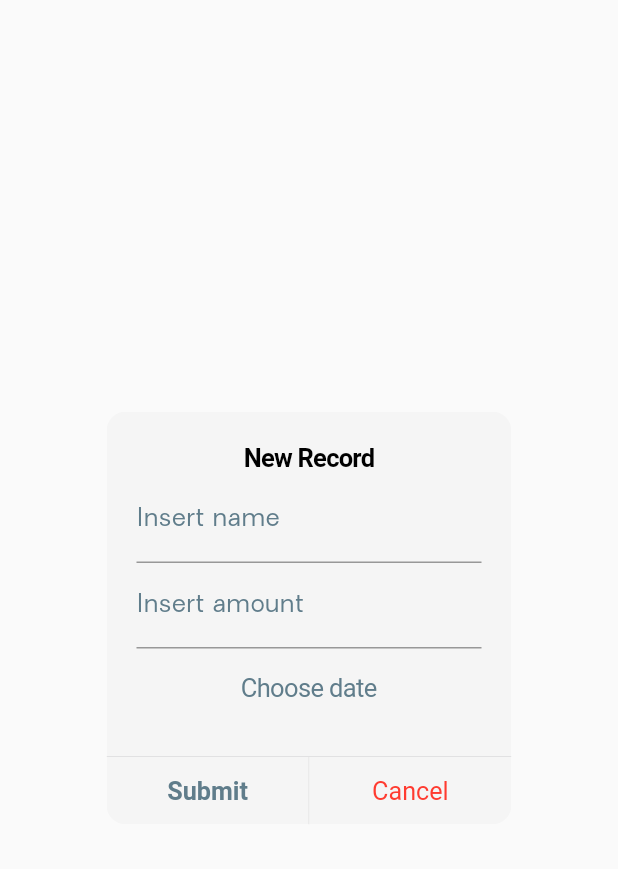
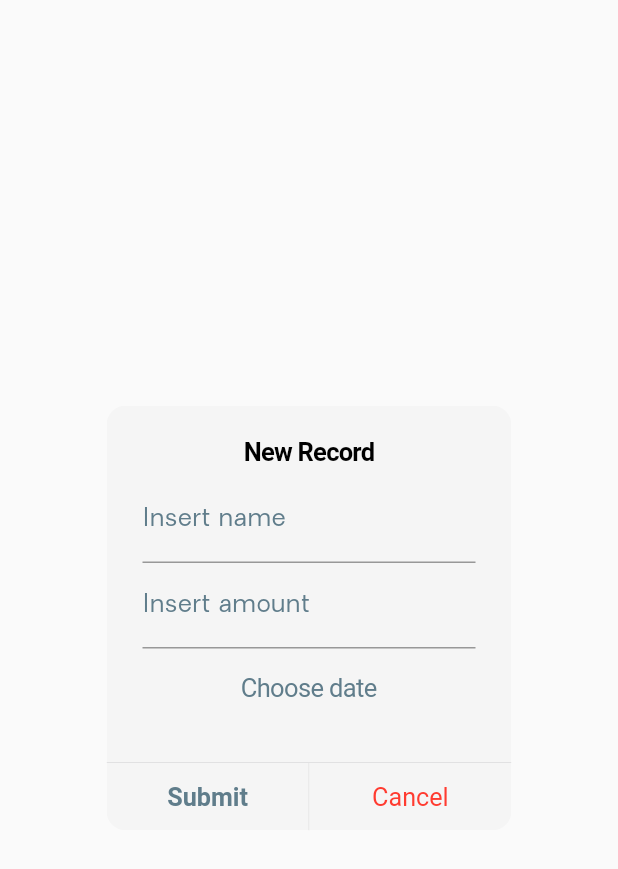
Before and after one commit to dukpio/bussines-tracker-travel, a Flutter app: the NewRecordIos widget shown alone on an empty page, opened directly with empty values, on a phone screen of 412 x 824 dp. Shown: the top 869 px of the screen. Run offline on Flutter 3.47's test engine with Material 2 defaults, Android fonts, the phone set to English and light mode, and no system bars; our stand-ins replace syncfusion_flutter_charts.

Commit message:
BTT-027: CupertinoAlertDialog - fixed

```diff
--- a/lib/new_rec/new_record_ios.dart
+++ b/lib/new_rec/new_record_ios.dart
@@ -66,7 +66,10 @@ class _NewRecordIosState extends State<NewRecordIos> {
   Widget build(BuildContext context) {
     return CupertinoAlertDialog(
       title: const Text('New Record'),
-      content: Column(
+      content: Card(
+        color: Colors.transparent,
+        elevation: 0.0,
+        child: Column(
             mainAxisSize: MainAxisSize.min,
             mainAxisAlignment: MainAxisAlignment.center,
             children: [
@@ -94,6 +97,7 @@ class _NewRecordIosState extends State<NewRecordIos> {
                     style: const TextStyle(color: Colors.blueGrey),
                   )),
             ]),
+      ),
       actions: <CupertinoDialogAction>[
         CupertinoDialogAction(
           isDefaultAction: true,
```
Lines whose indentation alone changed are shown as unchanged.
